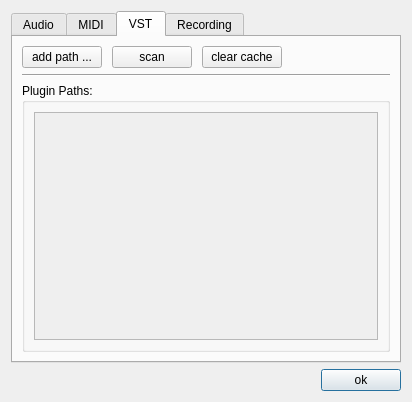
Old version of the form src/jamtaba/gui/PreferencesDialog.ui in the repository elieserdejesus/JamTaba.
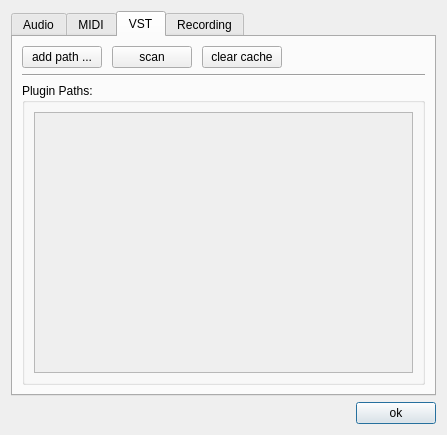
New version of the form. The open tabs and pages were chosen to show the change.

```diff
--- a/src/jamtaba/gui/PreferencesDialog.ui
+++ b/src/jamtaba/gui/PreferencesDialog.ui
@@ -6,8 +6,8 @@
    <rect>
     <x>0</x>
     <y>0</y>
-    <width>412</width>
-    <height>376</height>
+    <width>447</width>
+    <height>435</height>
    </rect>
   </property>
   <property name="windowTitle">
@@ -392,8 +392,8 @@
               <rect>
                <x>0</x>
                <y>0</y>
-               <width>60</width>
-               <height>165</height>
+               <width>98</width>
+               <height>28</height>
               </rect>
              </property>
              <layout class="QVBoxLayout" name="verticalLayout_10">
```
Left out of the diff: 6 changed lines with no effect on the pictures.
